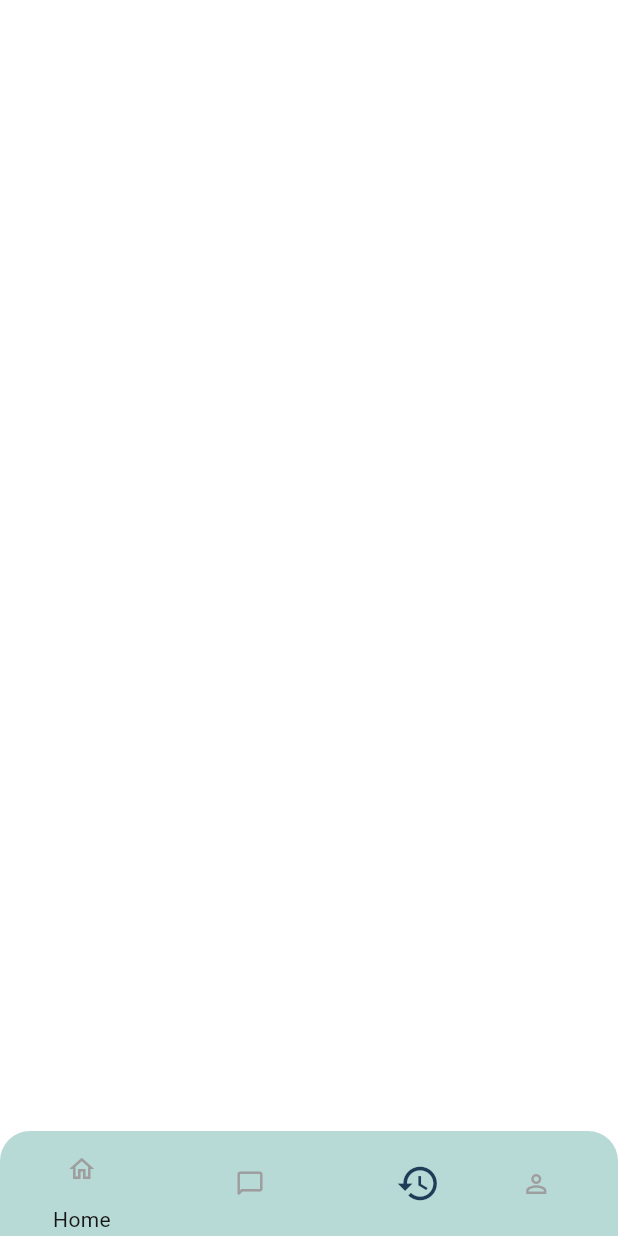
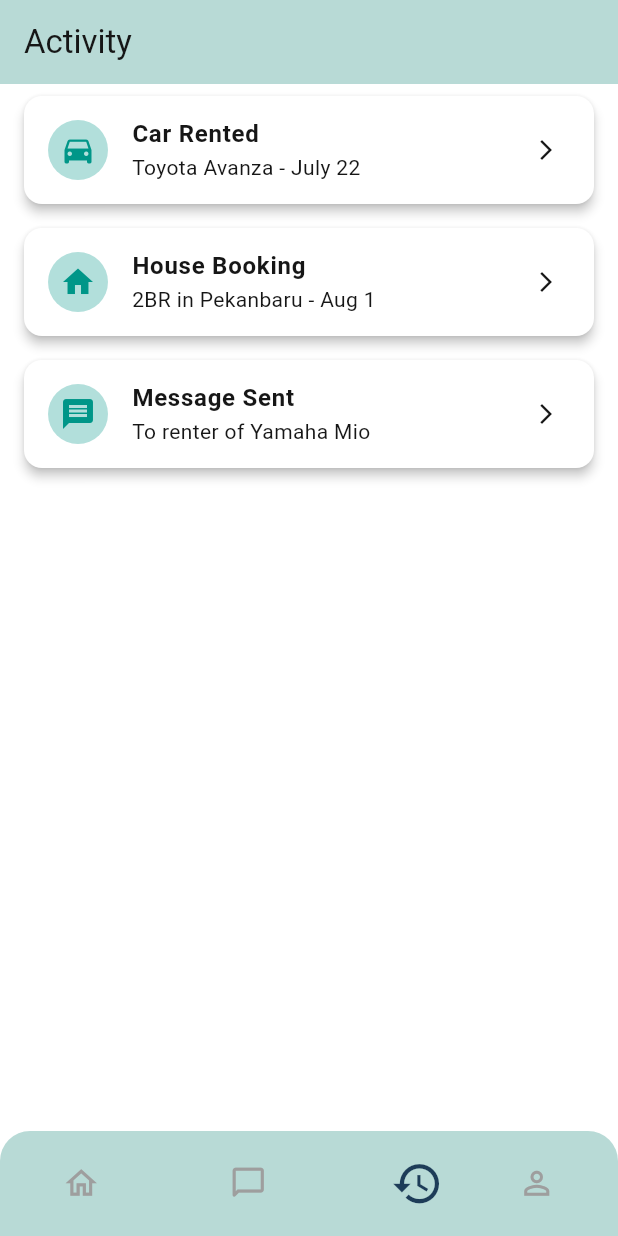
Before and after one commit to Ikhsannurhakiki/rent_app, a Flutter app: the screen it shows after launch, item 3 of the bottom bar chosen, on a phone screen of 412 x 824 dp. Run offline on Flutter 3.47's test engine with Material 3 defaults, Android fonts, the phone set to English and light mode, and no system bars; network calls fail.

Commit message:
add acitivity screen

```diff
--- a/lib/presentation/screens/activity_screen.dart
+++ b/lib/presentation/screens/activity_screen.dart
@@ -1,11 +1,39 @@
 import 'package:flutter/cupertino.dart';
 import 'package:flutter/material.dart';
+
+import '../style/colors/app_colors.dart';
+import '../widgets/activity_card.dart';
 
 class ActivityScreen extends StatelessWidget{
   const ActivityScreen({super.key});
   @override
   Widget build(BuildContext context) {
-    return Scaffold();
+    return Scaffold(
+      appBar: AppBar(
+        backgroundColor: AppColors.lightTeal.color,
+        title: const Text('Activity'),
+      ),
+      body: ListView(
+        children: const [
+          ActivityCard(
+            icon: Icons.directions_car,
+            title: "Car Rented",
+            subtitle: "Toyota Avanza - July 22",
+          ),
+          ActivityCard(
+            icon: Icons.home,
+            title: "House Booking",
+            subtitle: "2BR in Pekanbaru - Aug 1",
+          ),
+          ActivityCard(
+            icon: Icons.message,
+            title: "Message Sent",
+            subtitle: "To renter of Yamaha Mio",
+          ),
+        ],
+      )
+      ,
+    );
   }
 
 }
--- a/lib/presentation/screens/main_screen.dart
+++ b/lib/presentation/screens/main_screen.dart
@@ -50,10 +50,6 @@ class _MainScreenState extends State<MainScreen> {
             mainAxisSize: MainAxisSize.max,
             mainAxisAlignment: MainAxisAlignment.spaceEvenly,
             children: [
-              Column(
-                mainAxisAlignment: MainAxisAlignment.center,
-                mainAxisSize: MainAxisSize.min,
-                children: [
               IconButton(
                 padding: EdgeInsets.zero,
                 icon: Icon(
@@ -63,12 +59,9 @@ class _MainScreenState extends State<MainScreen> {
                   color: provider.tabIndex == 0
                       ? AppColors.navyBlue.color
                       : Colors.grey,
-                      size: provider.tabIndex == 0 ? 30 : 20,
+                  size: provider.tabIndex == 0 ?  35 : 25,
                 ),
                 onPressed: () => provider.setTabIndex(0),
-                  ),
-                  Text(_screensName[0])
-                ],
               ),
               const SizedBox(width: 3),
               IconButton(
@@ -79,7 +72,8 @@ class _MainScreenState extends State<MainScreen> {
                   color: provider.tabIndex == 1
                       ? AppColors.navyBlue.color
                       : Colors.grey,
-                  size: provider.tabIndex == 1 ? 30 : 20,
+                  size: provider.tabIndex == 1 ?  35 : 25,
+
                 ),
                 onPressed: () => provider.setTabIndex(1),
               ),
@@ -92,7 +86,7 @@ class _MainScreenState extends State<MainScreen> {
                   color: provider.tabIndex == 2
                       ? AppColors.navyBlue.color
                       : Colors.grey,
-                  size: provider.tabIndex == 2 ? 30 : 20,
+                  size: provider.tabIndex == 2 ?  35 : 25,
                 ),
                 onPressed: () => provider.setTabIndex(2),
               ),
@@ -102,7 +96,7 @@ class _MainScreenState extends State<MainScreen> {
                   color: provider.tabIndex == 3
                       ? AppColors.navyBlue.color
                       : Colors.grey,
-                  size: provider.tabIndex == 3 ? 30 : 20,
+                  size: provider.tabIndex == 3 ? 35 : 25,
                 ),
                 onPressed: () => provider.setTabIndex(3),
               ),
--- /dev/null
+++ b/lib/presentation/widgets/activity_card.dart
@@ -0,0 +1,35 @@
+import 'package:flutter/material.dart';
+
+class ActivityCard extends StatelessWidget {
+  final IconData icon;
+  final String title;
+  final String subtitle;
+  final VoidCallback? onTap;
+
+  const ActivityCard({
+    super.key,
+    required this.icon,
+    required this.title,
+    required this.subtitle,
+    this.onTap,
+  });
+
+  @override
+  Widget build(BuildContext context) {
+    return Card(
+      margin: const EdgeInsets.symmetric(vertical: 8, horizontal: 16),
+      shape: RoundedRectangleBorder(borderRadius: BorderRadius.circular(12)),
+      elevation: 3,
+      child: ListTile(
+        leading: CircleAvatar(
+          backgroundColor: Colors.teal.shade100,
+          child: Icon(icon, color: Colors.teal),
+        ),
+        title: Text(title, style: const TextStyle(fontWeight: FontWeight.bold)),
+        subtitle: Text(subtitle),
+        trailing: const Icon(Icons.arrow_forward_ios, size: 16),
+        onTap: onTap,
+      ),
+    );
+  }
+}
```
Lines whose indentation alone changed are shown as unchanged.
